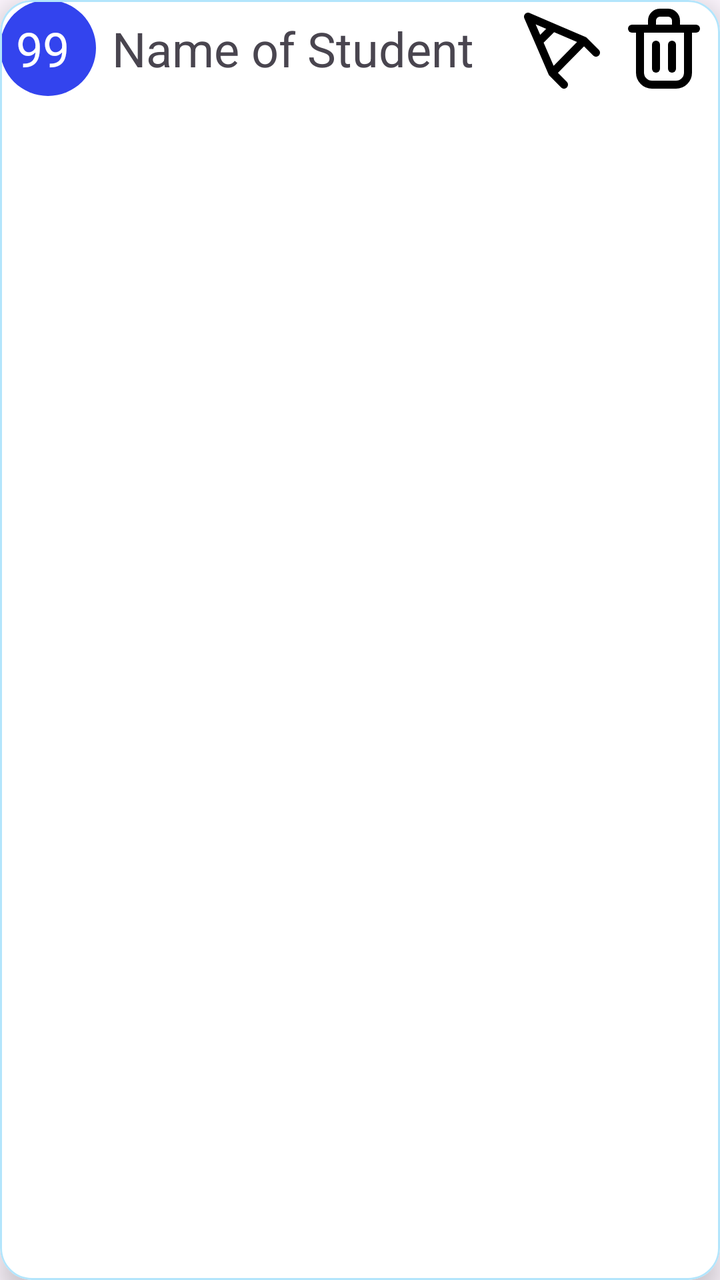
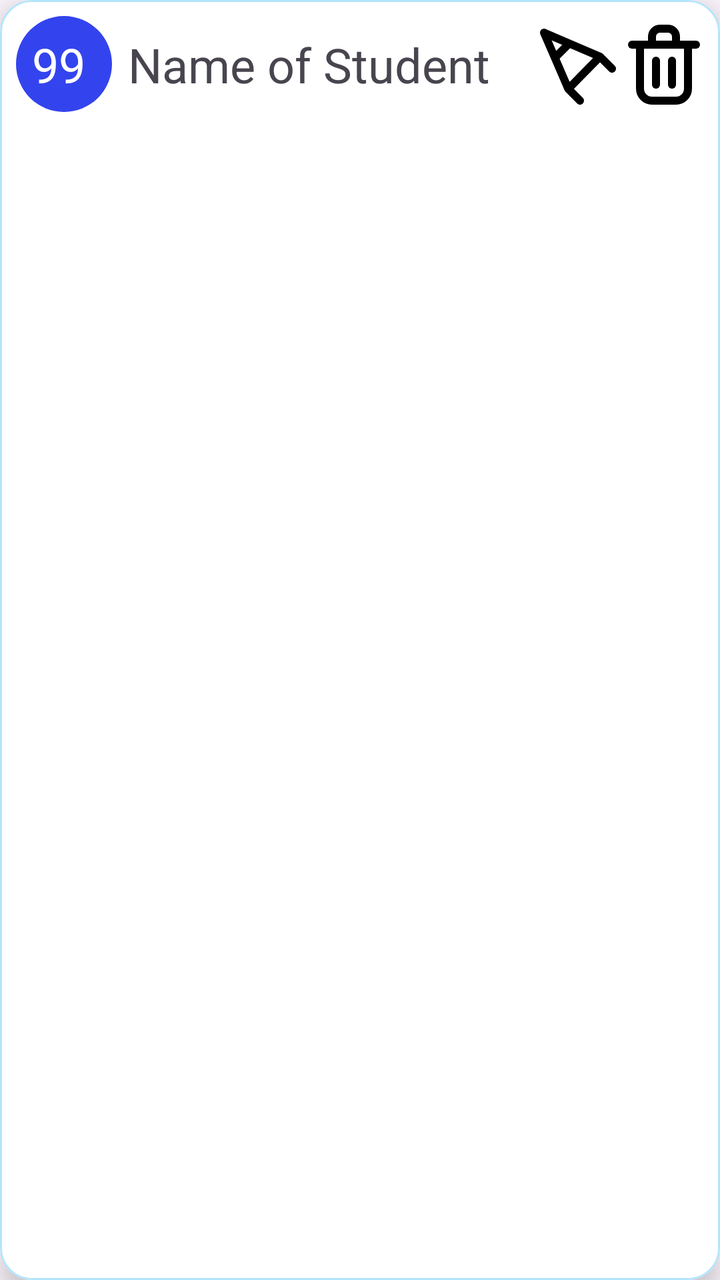

Before-and-after screenshots of an Android layout around one commit, followed by the original layout XML and the change that was made.
<!-- AndroidManifest.xml: application theme Theme.DB_Try04 -->
<!-- res/layout/recyclerview_item_layout_01.xml -->
<?xml version="1.0" encoding="utf-8"?>
<com.google.android.material.card.MaterialCardView xmlns:android="http://schemas.android.com/apk/res/android"
    android:layout_width="match_parent"
    android:layout_height="wrap_content"
    xmlns:app="http://schemas.android.com/apk/res-auto"
    android:id="@+id/myCard"

    android:layout_margin="16dp"
    app:cardCornerRadius="16dp"
    app:cardElevation="8dp"
    app:strokeWidth="1dp"
    app:strokeColor="@color/light_blue"
    app:cardBackgroundColor="@color/white"
    app:rippleColor="@color/light_blue_transparent">

    <androidx.constraintlayout.widget.ConstraintLayout
        android:layout_width="match_parent"
        android:layout_height="match_parent">
        <TextView
            android:id="@+id/id_tv"
            android:layout_width="48dp"
            android:layout_height="48dp"
            android:background="@drawable/round_textview_shape"
            android:text="99"
            android:textColor="#fff"
            android:textSize="24sp"
            android:padding="8dp"
            android:textAlignment="center"
app:layout_constraintStart_toStartOf="parent"
            app:layout_constraintTop_toTopOf="parent"
            />
        <TextView
            android:id="@+id/name_tv"
            android:layout_width="200dp"
            android:layout_height="wrap_content"
            android:text="Name of Student"
            android:textSize="24sp"
            android:layout_marginLeft="8dp"
            app:layout_constraintStart_toEndOf="@+id/id_tv"
            app:layout_constraintTop_toTopOf="@+id/id_tv"
            app:layout_constraintBottom_toBottomOf="@+id/id_tv"
            />
        <androidx.appcompat.widget.AppCompatButton
            android:id="@+id/update_btn"
            android:layout_width="48dp"
            android:layout_height="48dp"
            android:background="@drawable/pencil_tool_svgrepo_com"
            app:layout_constraintStart_toEndOf="@+id/name_tv"
            app:layout_constraintTop_toTopOf="@+id/name_tv"
            app:layout_constraintBottom_toBottomOf="@+id/name_tv"/>

        <androidx.appcompat.widget.AppCompatButton
            android:id="@+id/delete_btn"
            android:layout_width="48dp"
            android:layout_height="48dp"
            android:background="@drawable/delete_svgrepo_com"
            app:layout_constraintStart_toEndOf="@+id/update_btn"
            app:layout_constraintTop_toTopOf="@+id/name_tv"
            app:layout_constraintEnd_toEndOf="parent"
            app:layout_constraintBottom_toBottomOf="@+id/name_tv"/>

    </androidx.constraintlayout.widget.ConstraintLayout>


</com.google.android.material.card.MaterialCardView>
<!-- resources referenced by this layout -->
<resources>
  <color name="light_blue">#B3E5FC</color>
  <color name="light_blue_transparent">#80B3E5FC</color>
  <color name="white">#FFFFFFFF</color>
  <!-- drawable delete_svgrepo_com (drawable) -->
  <vector xmlns:android="http://schemas.android.com/apk/res/android" android:height="32dp" android:viewportHeight="24" android:viewportWidth="24" android:width="32dp">
        
      <path android:fillColor="#00000000" android:pathData="M10,11V17" android:strokeColor="#000000" android:strokeLineCap="round" android:strokeLineJoin="round" android:strokeWidth="2"/>
        
      <path android:fillColor="#00000000" android:pathData="M14,11V17" android:strokeColor="#000000" android:strokeLineCap="round" android:strokeLineJoin="round" android:strokeWidth="2"/>
        
      <path android:fillColor="#00000000" android:pathData="M4,7H20" android:strokeColor="#000000" android:strokeLineCap="round" android:strokeLineJoin="round" android:strokeWidth="2"/>
        
      <path android:fillColor="#00000000" android:pathData="M6,7H12H18V18C18,19.657 16.657,21 15,21H9C7.343,21 6,19.657 6,18V7Z" android:strokeColor="#000000" android:strokeLineCap="round" android:strokeLineJoin="round" android:strokeWidth="2"/>
        
      <path android:fillColor="#00000000" android:pathData="M9,5C9,3.895 9.895,3 11,3H13C14.105,3 15,3.895 15,5V7H9V5Z" android:strokeColor="#000000" android:strokeLineCap="round" android:strokeLineJoin="round" android:strokeWidth="2"/>
      
  </vector>
  <!-- drawable pencil_tool_svgrepo_com (drawable) -->
  <vector xmlns:android="http://schemas.android.com/apk/res/android" android:height="32dp" android:viewportHeight="24" android:viewportWidth="24" android:width="32dp">
        
      <path android:fillColor="#000000" android:fillType="evenOdd" android:pathData="M3.292,3.294C3.581,3.004 4.018,2.92 4.394,3.081L10.694,5.781L18.394,9.081C18.511,9.131 18.617,9.203 18.707,9.293L21.707,12.293C22.098,12.683 22.098,13.317 21.707,13.707C21.317,14.098 20.683,14.098 20.293,13.707L18.006,11.42L11.484,18.059L13.709,20.295C14.099,20.686 14.097,21.319 13.705,21.709C13.314,22.098 12.681,22.097 12.291,21.705L9.369,18.768C9.28,18.679 9.209,18.575 9.16,18.46L5.798,10.681L3.082,4.397C2.92,4.021 3.003,3.584 3.292,3.294ZM10.406,16.302L16.261,10.343L10.528,7.886L7.903,10.511L10.406,16.302ZM7.05,8.536L8.549,7.037L5.914,5.908L7.05,8.536Z"/>
      
  </vector>
  <!-- drawable round_textview_shape (drawable) -->
  <?xml version="1.0" encoding="utf-8"?>
  <shape xmlns:android="http://schemas.android.com/apk/res/android" android:shape="oval">
  
      <solid android:color="#34E"/>
  </shape>
  <style name="Theme.DB_Try04" parent="Base.Theme.DB_Try04" />
  <style name="Base.Theme.DB_Try04" parent="Theme.Material3.DayNight.NoActionBar">
          
          
      </style>
</resources>

<!-- the commit's change to res/layout/recyclerview_item_layout_01.xml (unified diff, before → after) -->
@@ -15,7 +15,10 @@
 
     <androidx.constraintlayout.widget.ConstraintLayout
         android:layout_width="match_parent"
-        android:layout_height="match_parent">
+        android:layout_height="match_parent"
+        android:layout_margin="8dp"
+        android:layout_marginBottom="16dp"
+        >
         <TextView
             android:id="@+id/id_tv"
             android:layout_width="48dp"
